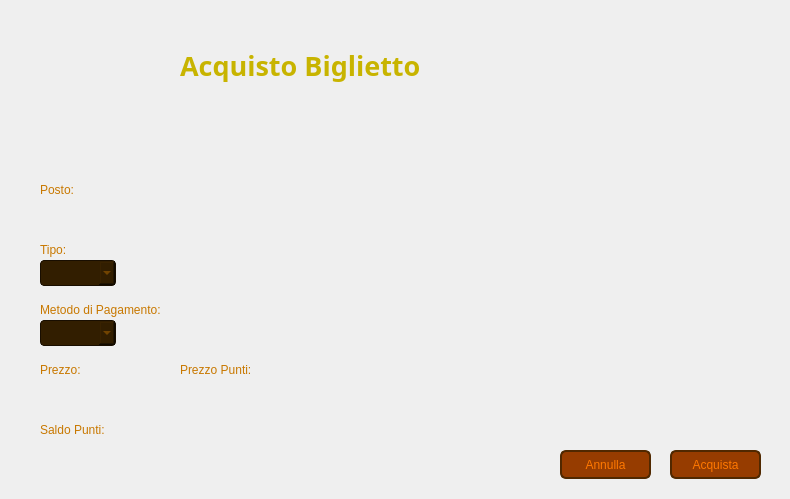
The window that Viste/VistaAcquistoBigliettoCliente.ui (GiacomoPrincipi/CineMax) describes before a commit, drawn with Qt 5.
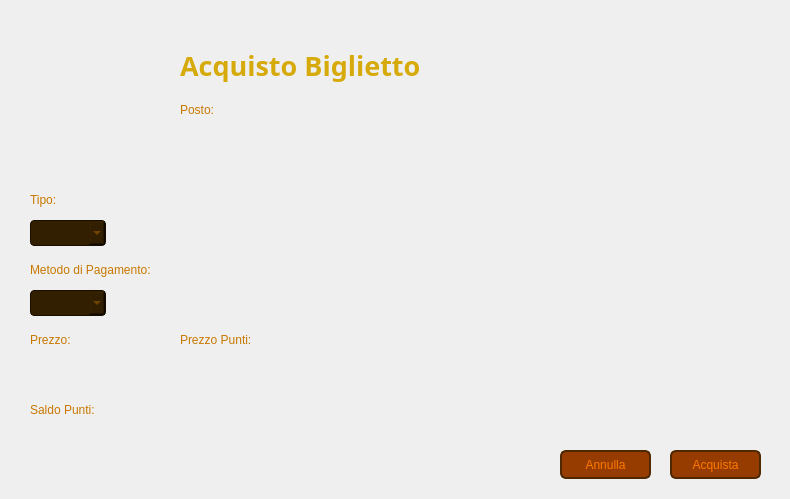
The same window after the commit. Icons and pictures are not drawn.

Patch:
```diff
--- a/Viste/VistaAcquistoBigliettoCliente.ui
+++ b/Viste/VistaAcquistoBigliettoCliente.ui
@@ -32,8 +32,8 @@
     background: qlineargradient(
         x1: 0, y1: 1,
         x2: 0, y2: 0,
-                stop: 0 #321E00,
-        stop: 1 #643C00
+		stop: 0 #211400,
+        stop: 1 #7D4B00
     );
 }</string>
    </property>
@@ -44,10 +44,10 @@
   <widget class="QLabel" name="labelIconaFotoCliente">
    <property name="geometry">
     <rect>
-     <x>40</x>
+     <x>30</x>
      <y>30</y>
-     <width>121</width>
-     <height>121</height>
+     <width>131</width>
+     <height>131</height>
     </rect>
    </property>
    <property name="text">
@@ -78,7 +78,7 @@
    </property>
    <property name="styleSheet">
     <string notr="true">QLabel {
-    color: #C8B400;
+    color: #D7AA0C;
 }</string>
    </property>
    <property name="text">
@@ -91,9 +91,9 @@
   <widget class="QLabel" name="labelPosto">
    <property name="geometry">
     <rect>
-     <x>40</x>
-     <y>180</y>
-     <width>111</width>
+     <x>180</x>
+     <y>100</y>
+     <width>61</width>
      <height>20</height>
     </rect>
    </property>
@@ -112,8 +112,8 @@
   <widget class="QLabel" name="labelTipo">
    <property name="geometry">
     <rect>
-     <x>40</x>
-     <y>240</y>
+     <x>30</x>
+     <y>190</y>
      <width>81</width>
      <height>20</height>
     </rect>
@@ -133,8 +133,8 @@
   <widget class="QLabel" name="labelTipoPagamento">
    <property name="geometry">
     <rect>
-     <x>40</x>
-     <y>300</y>
+     <x>30</x>
+     <y>260</y>
      <width>171</width>
      <height>20</height>
     </rect>
@@ -154,8 +154,8 @@
   <widget class="QLabel" name="labelPrezzo">
    <property name="geometry">
     <rect>
-     <x>40</x>
-     <y>360</y>
+     <x>30</x>
+     <y>330</y>
      <width>81</width>
      <height>20</height>
     </rect>
@@ -189,6 +189,10 @@
     border-radius: 6px;
 }
 
+QPushButton:focus {
+    outline: none;
+}
+
 QPushButton:hover {
     background-color: #C86400;
 }
@@ -215,6 +219,10 @@
     border-radius: 6px;
 }
 
+QPushButton:focus {
+    outline: none;
+}
+
 QPushButton:hover {
     background-color: #C86400;
 }
@@ -227,8 +235,8 @@
   <widget class="QLabel" name="labelPostoBiglietto">
    <property name="geometry">
     <rect>
-     <x>40</x>
-     <y>200</y>
+     <x>180</x>
+     <y>130</y>
      <width>51</width>
      <height>20</height>
     </rect>
@@ -245,9 +253,9 @@
   <widget class="QLabel" name="labelPrezzoBiglietto">
    <property name="geometry">
     <rect>
-     <x>40</x>
-     <y>380</y>
-     <width>71</width>
+     <x>30</x>
+     <y>360</y>
+     <width>91</width>
      <height>20</height>
     </rect>
    </property>
@@ -263,8 +271,8 @@
   <widget class="QComboBox" name="comboBoxTipo">
    <property name="geometry">
     <rect>
-     <x>40</x>
-     <y>260</y>
+     <x>30</x>
+     <y>220</y>
      <width>76</width>
      <height>26</height>
     </rect>
@@ -293,8 +301,8 @@
   <widget class="QComboBox" name="comboBoxTipoPagamento">
    <property name="geometry">
     <rect>
-     <x>40</x>
-     <y>320</y>
+     <x>30</x>
+     <y>290</y>
      <width>76</width>
      <height>26</height>
     </rect>
@@ -324,7 +332,7 @@
    <property name="geometry">
     <rect>
      <x>180</x>
-     <y>360</y>
+     <y>330</y>
      <width>121</width>
      <height>20</height>
     </rect>
@@ -345,8 +353,8 @@
    <property name="geometry">
     <rect>
      <x>180</x>
-     <y>380</y>
-     <width>71</width>
+     <y>360</y>
+     <width>111</width>
      <height>20</height>
     </rect>
    </property>
@@ -362,8 +370,8 @@
   <widget class="QLabel" name="labelErroreTipo">
    <property name="geometry">
     <rect>
-     <x>130</x>
-     <y>260</y>
+     <x>120</x>
+     <y>220</y>
      <width>191</width>
      <height>20</height>
     </rect>
@@ -383,8 +391,8 @@
   <widget class="QLabel" name="labelErroreTipoPagamento">
    <property name="geometry">
     <rect>
-     <x>130</x>
-     <y>320</y>
+     <x>120</x>
+     <y>290</y>
      <width>191</width>
      <height>20</height>
     </rect>
@@ -404,8 +412,8 @@
   <widget class="QLabel" name="labelPunti">
    <property name="geometry">
     <rect>
-     <x>40</x>
-     <y>420</y>
+     <x>30</x>
+     <y>400</y>
      <width>81</width>
      <height>20</height>
     </rect>
@@ -425,8 +433,8 @@
   <widget class="QLabel" name="labelPuntiCliente">
    <property name="geometry">
     <rect>
-     <x>40</x>
-     <y>440</y>
+     <x>30</x>
+     <y>430</y>
      <width>71</width>
      <height>20</height>
     </rect>
@@ -443,8 +451,8 @@
   <widget class="QLabel" name="labelErrorePuntiInsufficenti">
    <property name="geometry">
     <rect>
-     <x>190</x>
-     <y>440</y>
+     <x>110</x>
+     <y>430</y>
      <width>191</width>
      <height>20</height>
     </rect>
```
